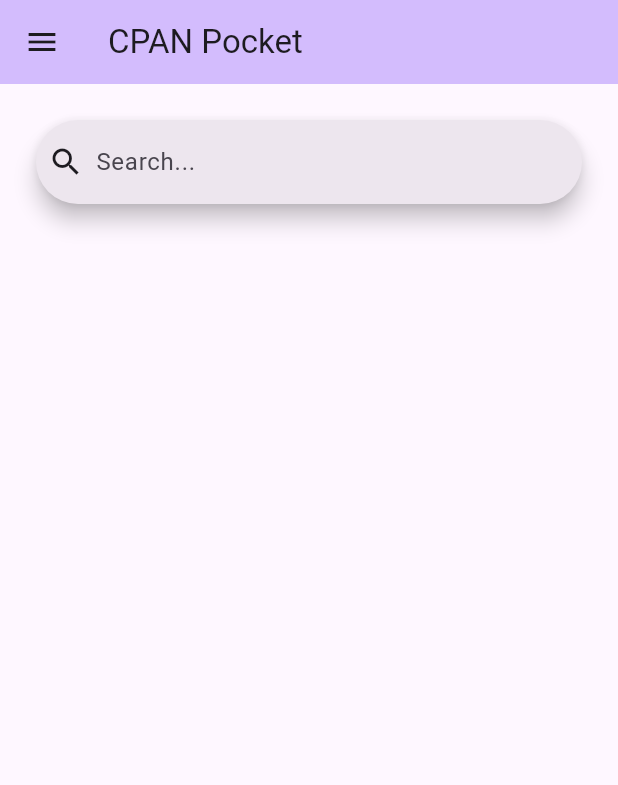
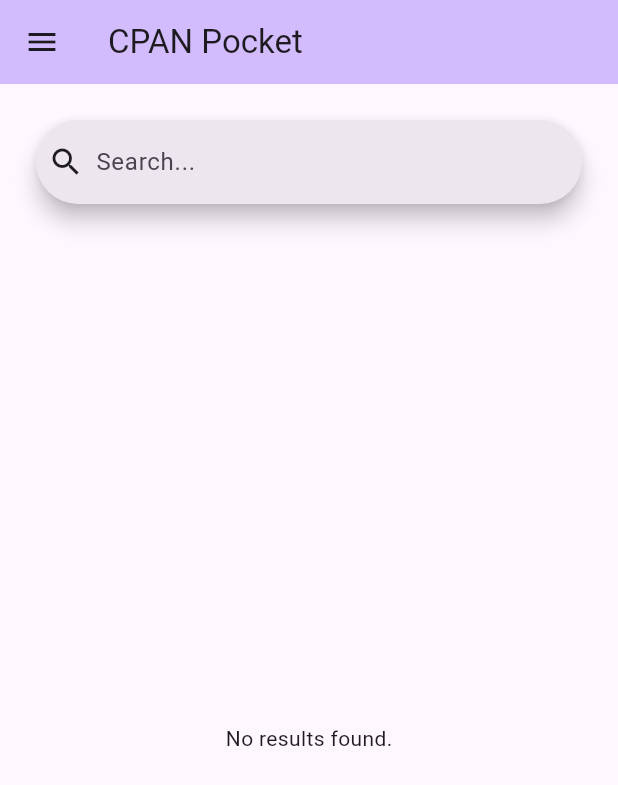
Before and after one commit to itcharlie/CPANPocket, a Flutter app: the screen it shows after launch, on a phone screen of 412 x 824 dp. Shown: the top 785 px of the screen. Run offline on Flutter 3.47's test engine with Material 3 defaults, Android fonts, the phone set to English and light mode, and no system bars.

Commit message:
Search will not render listview
code generated by Local gemma4 model

```diff
--- a/lib/main.dart
+++ b/lib/main.dart
@@ -14,7 +14,7 @@
   Widget build(BuildContext context) {
     return MaterialApp(
       debugShowCheckedModeBanner: false,
-      title: 'Cpan Pocket',
+      title: 'CPAN Pocket',
       theme: ThemeData(
         colorScheme: .fromSeed(seedColor: Colors.deepPurple),
       ),
@@ -33,6 +33,8 @@
 }
 
 class _MyHomePageState extends State<MyHomePage> {
+  List<dynamic> _searchResults = [];
+  bool _isLoading = false;
 
   @override
   Widget build(BuildContext context) {
@@ -71,29 +73,70 @@
           ),
         ),
       body: Column(
-        mainAxisSize: MainAxisSize.min,
-        mainAxisAlignment: MainAxisAlignment.center,
         crossAxisAlignment: CrossAxisAlignment.stretch,
-        children:[
+        children: [
           Padding(
-            padding:const EdgeInsets.all(24.0),
+            padding: const EdgeInsets.all(24.0),
             child: Container(
               width: MediaQuery.of(context).size.width * 0.5,
-              child:
-                SearchBar(
-                  leading: const Icon(Icons.search), // The magnifying glass icon
-                  hintText: 'Search...',
-                  onSubmitted: (value) {
-                  // TODO: cpan search logic here
-                     final perlModules = performSearch([value]);
-
-                     // TODO: Build a list of results
-                     // buildlistView();
-                  },
-                )
+              child: SearchBar(
+                leading: const Icon(Icons.search), // The magnifying glass icon
+                hintText: 'Search...',
+                onSubmitted: (value) async {
+                  setState(() {
+                    _isLoading = true;
+                  });
+                  try {
+                    final results = await performSearch([value]);
+                    setState(() {
+                      _searchResults = results;
+                      _isLoading = false;
+                    });
+                  } catch (e) {
+                    setState(() {
+                      _isLoading = false;
+                    });
+                    if (context.mounted) {
+                      ScaffoldMessenger.of(context).showSnackBar(
+                        SnackBar(content: Text('Error: $e')),
+                      );
+                    }
+                  }
+                },
+              ),
             ),
-        ),
-        ]
+          ),
+          if (_isLoading)
+            const Center(
+              child: Padding(
+                padding: EdgeInsets.all(20.0),
+                child: CircularProgressIndicator(),
+              ),
+            )
+          else if (_searchResults.isEmpty)
+            const Expanded(
+              child: Center(
+                child: Text('No results found.'),
+              ),
+            )
+          else
+            Expanded(
+              child: ListView.builder(
+                itemCount: _searchResults.length,
+                itemBuilder: (context, index) {
+                  final module = _searchResults[index];
+                  return ListTile(
+                    title: Text(module['name'] ?? 'Unknown Module'),
+                    subtitle: Text('Version: ${module['version']}'),
+                    leading: const Icon(Icons.library_books),
+                    onTap: () {
+                      // TODO: Implement module details view
+                    },
+                  );
+                },
+              ),
+            ),
+        ],
       ),
     );
   }
```
